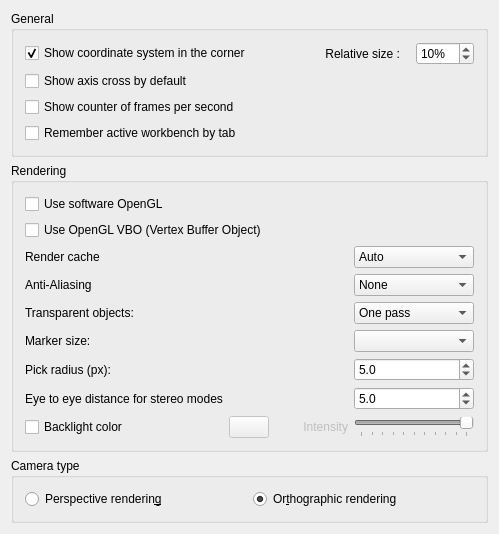
southseact-3d/fcd, file src/Gui/DlgSettings3DView.ui: the form before one commit.
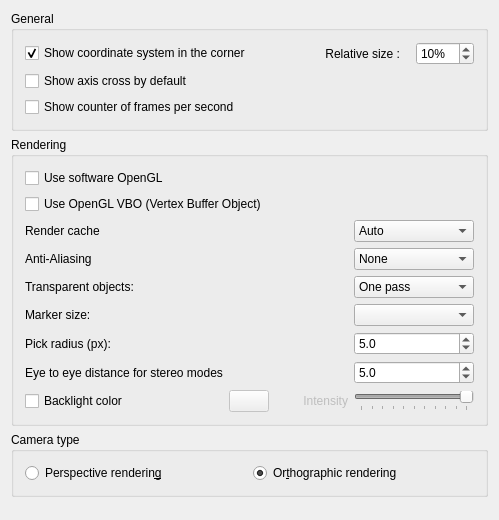
The form after the commit. Custom widgets are drawn as their Qt base class.

Commit message: Pref: Wb : move 'Wb by tab' to wb pref page.

What changed in the file:
```diff
--- a/src/Gui/DlgSettings3DView.ui
+++ b/src/Gui/DlgSettings3DView.ui
@@ -129,25 +129,6 @@
         </property>
        </widget>
       </item>
-      <item>
-       <widget class="Gui::PrefCheckBox" name="CheckBox_WbByTab">
-        <property name="toolTip">
-         <string>If checked, application will remember which workbench is active for each tab of the viewport</string>
-        </property>
-        <property name="text">
-         <string>Remember active workbench by tab</string>
-        </property>
-        <property name="checked">
-         <bool>false</bool>
-        </property>
-        <property name="prefEntry" stdset="0">
-         <cstring>SaveWBbyTab</cstring>
-        </property>
-        <property name="prefPath" stdset="0">
-         <cstring>View</cstring>
-        </property>
-       </widget>
-      </item>
      </layout>
     </widget>
    </item>
```
The commit also changes 4 other files.
